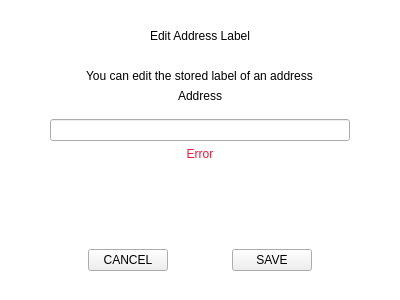
Before: the Qt Designer form src/qt/veil/forms/updateaddress.ui in Veil-Project/veil, drawn with Qt 5.
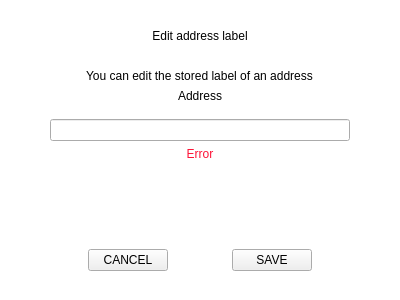
After: the same form once the commit is applied.

What changed in the file:
```diff
--- a/src/qt/veil/forms/updateaddress.ui
+++ b/src/qt/veil/forms/updateaddress.ui
@@ -62,7 +62,7 @@
          <string notr="true"/>
         </property>
         <property name="text">
-         <string>Edit Address Label</string>
+         <string>Edit address label</string>
         </property>
         <property name="alignment">
          <set>Qt::AlignCenter</set>
```
